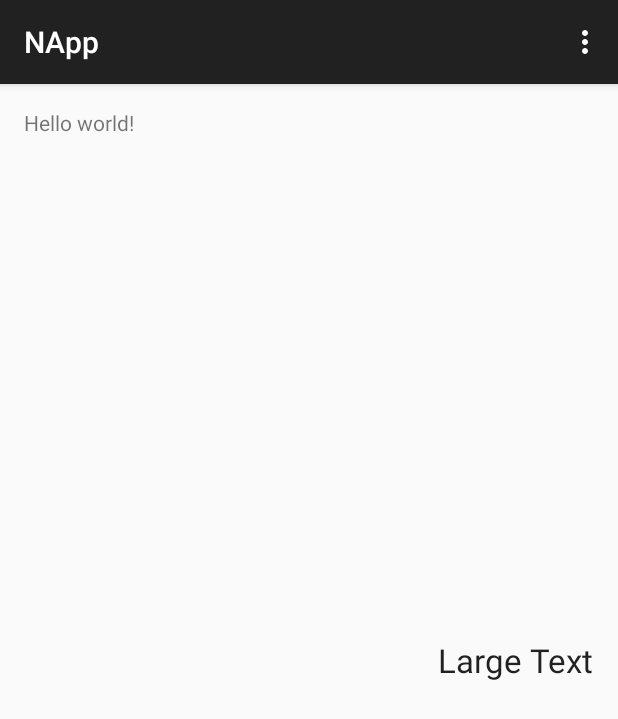
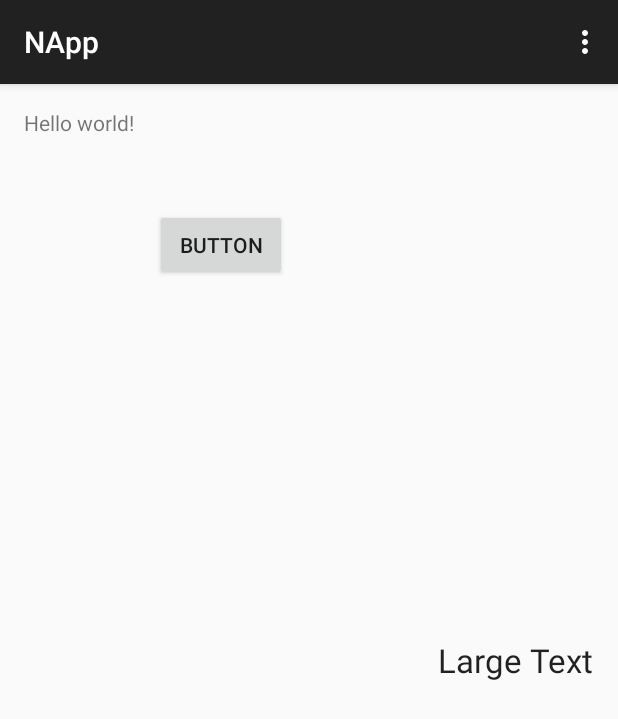
Before and after one commit to zeynab095/NApp, an Android app: the screen it shows after launch (MainActivity), on a phone screen of 412 x 824 dp. Shown: the top 719 px of the screen. Run offline under Robolectric (Android 15) with nearby library versions, the phone set to English and light mode, and no system bars.

Commit message:
hello there

```diff
--- a/app/src/main/res/layout/activity_main.xml
+++ b/app/src/main/res/layout/activity_main.xml
@@ -6,7 +6,8 @@
     android:paddingBottom="@dimen/activity_vertical_margin" tools:context=".MainActivity">
 
     <TextView android:text="@string/hello_world" android:layout_width="wrap_content"
-        android:layout_height="wrap_content" />
+        android:layout_height="wrap_content"
+        android:id="@+id/textView2" />
 
     <TextView
         android:layout_width="wrap_content"
@@ -18,4 +19,16 @@
         android:layout_alignParentRight="true"
         android:layout_alignParentEnd="true" />
 
+    <Button
+        android:id="@+id/button"
+        android:layout_width="wrap_content"
+        android:layout_height="wrap_content"
+        android:layout_below="@+id/textView2"
+        android:layout_marginLeft="14dp"
+        android:layout_marginStart="14dp"
+        android:layout_marginTop="48dp"
+        android:layout_toEndOf="@+id/textView2"
+        android:layout_toRightOf="@+id/textView2"
+        android:text="Button" />
+
 </RelativeLayout>
```
Also changed, not shown: 1 other file.
